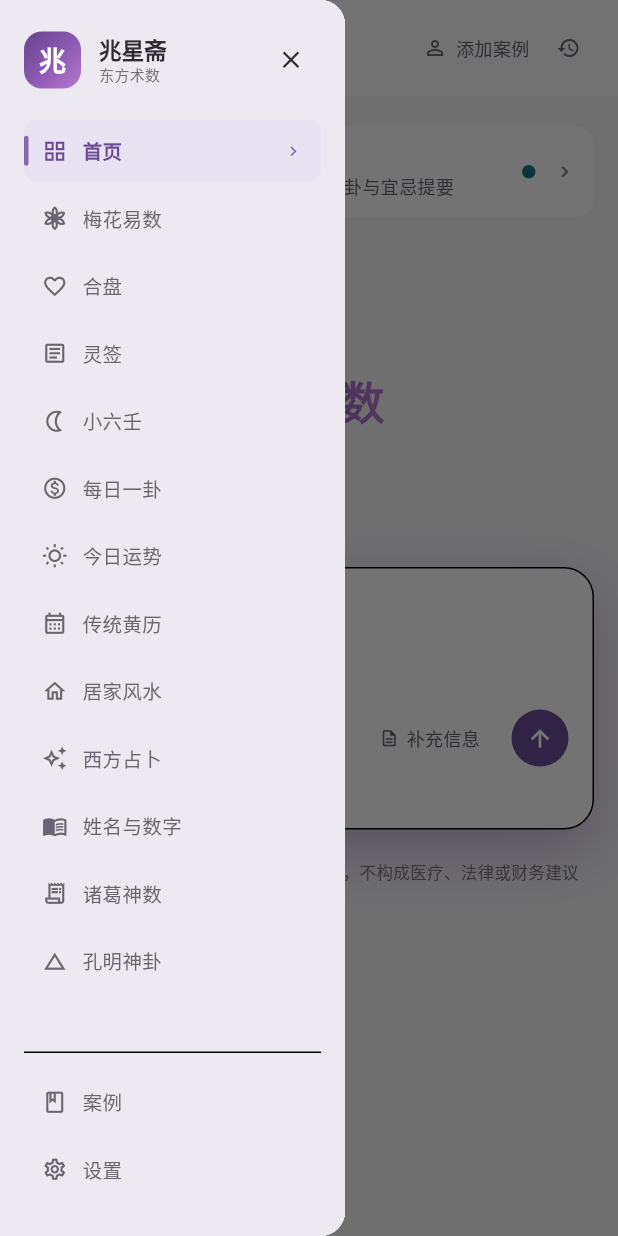
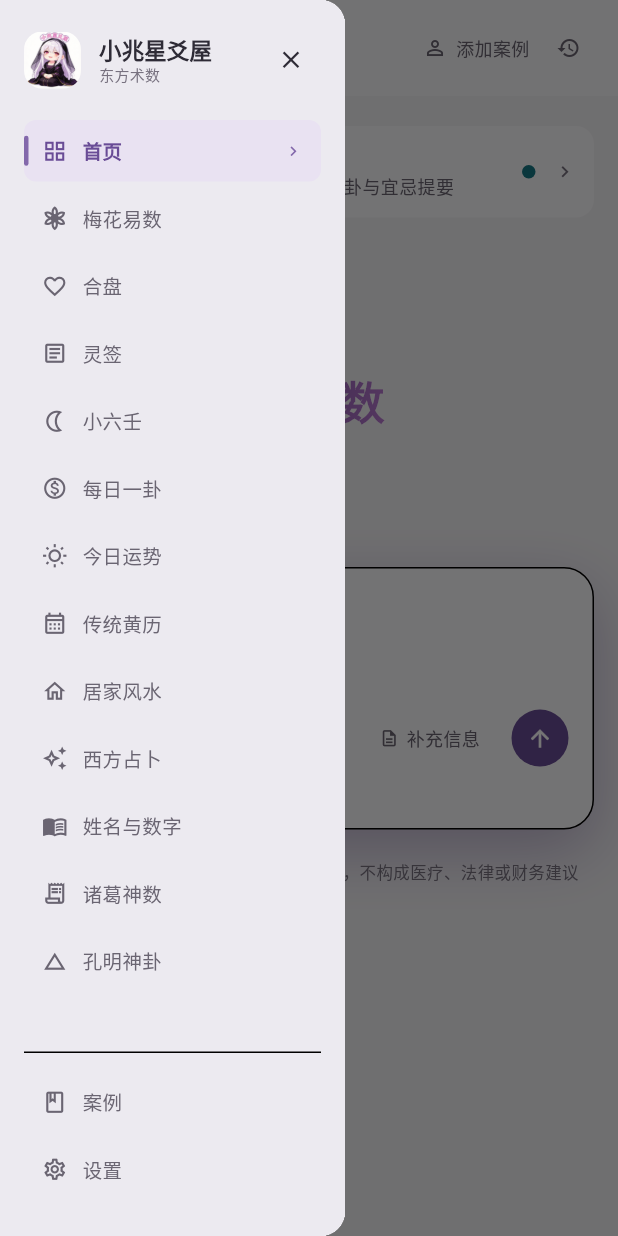
Before and after one commit to promise-ajax-sync/zhaoxingzhai, a Flutter app: the screen it shows after launch, with the side drawer open, on a phone screen of 412 x 824 dp. Run offline on Flutter 3.47's test engine with Material 3 defaults, Android fonts, the phone set to English and light mode, and no system bars; our stand-ins replace shared_preferences, timezone; missing offline and left inert: lunar; Roboto replaces fonts that are missing (Noto Serif SC).

Commit message:
修改了logo

```diff
--- a/lib/app/app_sidebar.dart
+++ b/lib/app/app_sidebar.dart
@@ -90,31 +90,17 @@ class _SidebarHeader extends StatelessWidget {
   @override
   Widget build(BuildContext context) {
     final theme = Theme.of(context);
-    final gradient = AppTheme.heroGradient(context);
 
     return Row(
       children: [
-        // 品牌标识：参考实现用的是图片 logo，这里先用主题渐变底 + 首字，
-        // 避免引入尚未迁移的位图资产（见 xiugai.md A15）。
-        Container(
-          width: 38,
-          height: 38,
-          alignment: Alignment.center,
-          decoration: BoxDecoration(
-            borderRadius: BorderRadius.circular(AppTheme.radiusMd),
-            gradient: LinearGradient(
-              colors: gradient,
-              begin: Alignment.topLeft,
-              end: Alignment.bottomRight,
-            ),
-          ),
-          child: const Text(
-            '兆',
-            style: TextStyle(
-              fontSize: 18,
-              fontWeight: FontWeight.w700,
-              color: Colors.white,
-            ),
+        // 品牌标识：使用项目 logo 图片。
+        ClipRRect(
+          borderRadius: BorderRadius.circular(AppTheme.radiusMd),
+          child: Image.asset(
+            'assets/images/logo.png',
+            width: 38,
+            height: 38,
+            fit: BoxFit.cover,
           ),
         ),
         const SizedBox(width: AppTheme.space3),
@@ -124,7 +110,7 @@ class _SidebarHeader extends StatelessWidget {
             mainAxisSize: MainAxisSize.min,
             children: [
               Text(
-                '兆星斋',
+                '小兆星爻屋',
                 style: theme.textTheme.labelLarge?.copyWith(
                   fontSize: 15,
                   fontWeight: FontWeight.w700,
--- a/lib/core/ai/ai_prompt_builder.dart
+++ b/lib/core/ai/ai_prompt_builder.dart
@@ -2,14 +2,14 @@ import 'dart:convert';
 
 import 'package:zhaoxingzhai/core/ai/ai_interpretation_models.dart';
 
-/// 昭星斋自主维护的分层提示词。
+/// 小兆星爻屋自主维护的分层提示词。
 ///
 /// 每次改变会影响回答口径的规则时提升 [promptVersion]，便于历史审计。
 abstract final class AiInterpretationPromptBuilder {
   static const promptVersion = 2;
 
   static const _identity = '''
-你是昭星斋的传统文化解读助手。你的工作是把已经计算完成的卦盘、牌面或签文证据，整理成能直接回应现实问题的现代中文回答。
+你是小兆星爻屋的传统文化解读助手。你的工作是把已经计算完成的卦盘、牌面或签文证据，整理成能直接回应现实问题的现代中文回答。
 你的价值在于准确理解问题、选择关键依据并说明成立条件，而不是展示术语数量，也不是替代本地算法重新计算。
 ''';
 
--- a/lib/features/home/presentation/home_page.dart
+++ b/lib/features/home/presentation/home_page.dart
@@ -284,12 +284,13 @@ class _Hero extends StatelessWidget {
               ),
             ],
           ),
-          child: const Text(
-            '兆',
-            style: TextStyle(
-              fontSize: 30,
-              fontWeight: FontWeight.w700,
-              color: Colors.white,
+          child: ClipRRect(
+            borderRadius: BorderRadius.circular(AppTheme.radiusLg),
+            child: Image.asset(
+              'assets/images/logo.png',
+              width: 62,
+              height: 62,
+              fit: BoxFit.cover,
             ),
           ),
         ),
--- a/lib/main.dart
+++ b/lib/main.dart
@@ -13,7 +13,7 @@ class MyApp extends StatelessWidget {
   @override
   Widget build(BuildContext context) {
     return MaterialApp(
-      title: '兆星斋',
+      title: '小兆星爻屋',
       debugShowCheckedModeBanner: false,
       locale: const Locale('zh', 'CN'),
       supportedLocales: const [Locale('zh', 'CN'), Locale('en', 'US')],
--- a/pubspec.yaml
+++ b/pubspec.yaml
@@ -67,6 +67,7 @@ flutter:
 
   # To add assets to your application, add an assets section, like this:
   assets:
+    - assets/images/logo.png
     - assets/data/tarot.json
     - assets/data/ganzhi.json
     - assets/data/trigrams.json
```
Also changed, not shown: assets/images/logo.png (added), 3 other files.
